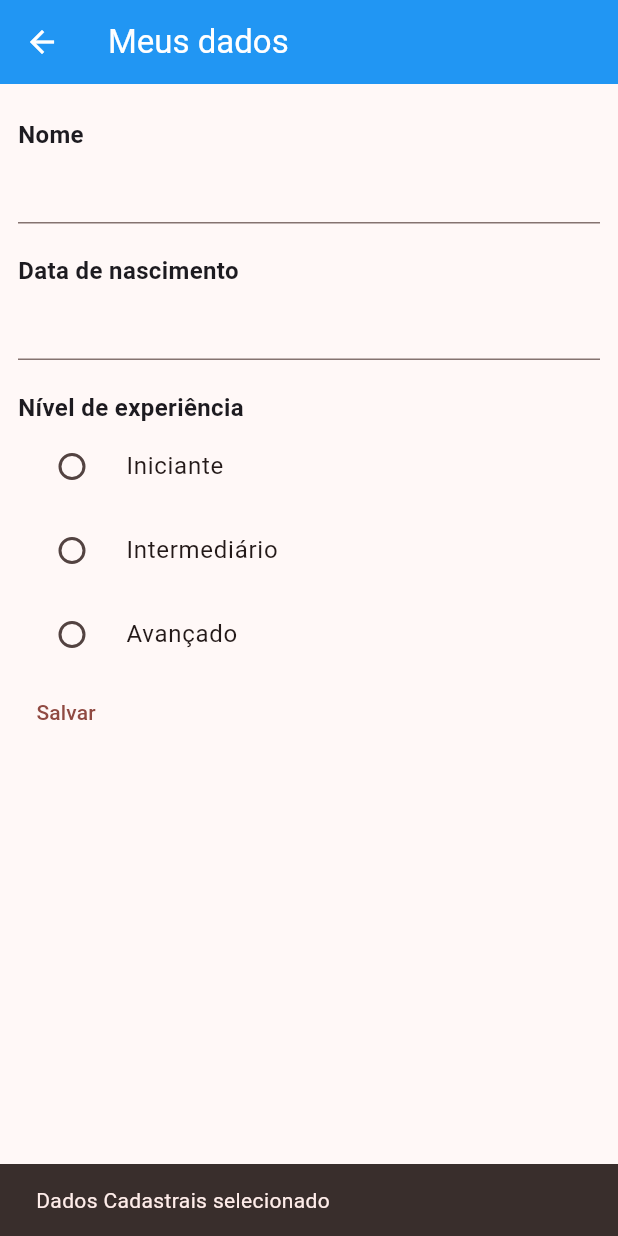
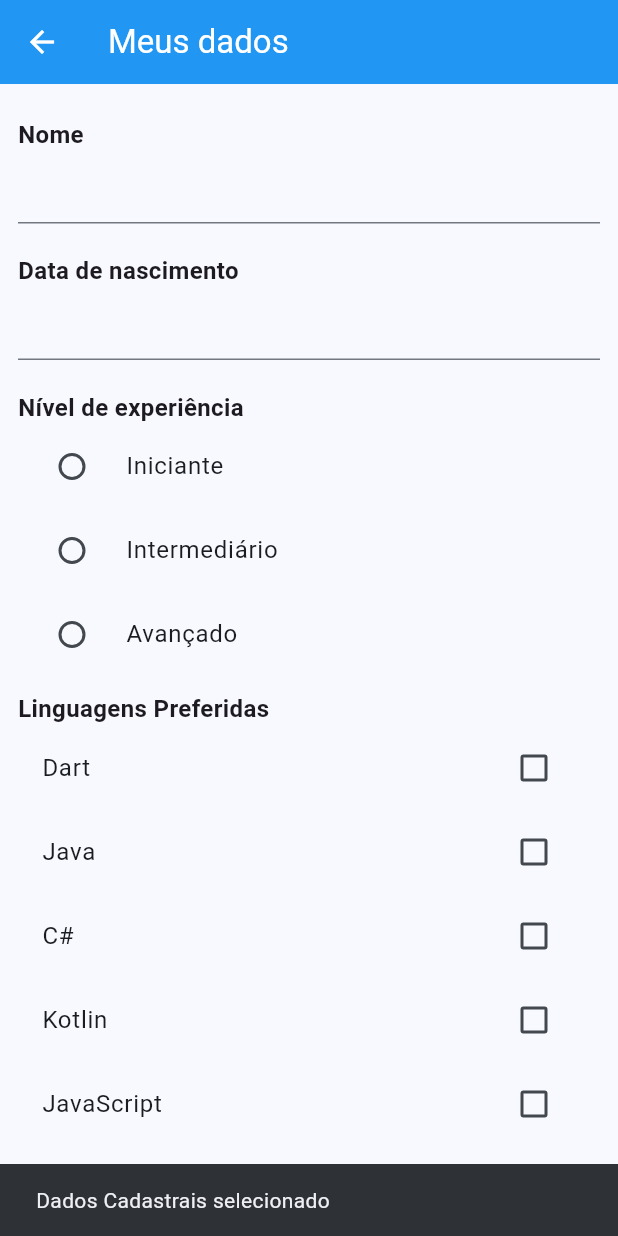
Before and after one commit to gustavopalla/MeuAppFlutterLearning, a Flutter app: the screen it shows after launch, in the side drawer, after a tap on "Dados Cadastrais", on a phone screen of 412 x 824 dp. Run offline on Flutter 3.47's test engine with Material 3 defaults, Android fonts, the phone set to English and light mode, and no system bars; our stand-ins replace google_fonts.

Commit message:
Check box com opções funcional adicionado

```diff
--- a/lib/my_app.dart
+++ b/lib/my_app.dart
@@ -11,7 +11,7 @@ class MyApp extends StatelessWidget {
     return MaterialApp(
       home: const MainPage(),
       theme: ThemeData(
-        colorScheme: ColorScheme.fromSeed(seedColor: Colors.red),
+        colorScheme: ColorScheme.fromSeed(seedColor: Colors.blue),
         textTheme: GoogleFonts.robotoTextTheme(),
         useMaterial3: true,
         appBarTheme: const AppBarTheme(
--- a/lib/pages/dados_cadastrais.dart
+++ b/lib/pages/dados_cadastrais.dart
@@ -1,5 +1,7 @@
+import 'package:appdioteste/repository/linguagens_repository.dart';
 import 'package:appdioteste/repository/nivel_repository.dart';
 import 'package:appdioteste/shared/widgets/text_label.dart';
+import 'package:appdioteste/shared/widgets/text_label_salario.dart';
 import 'package:flutter/material.dart';
 
 class DadosCadastrais extends StatefulWidget {
@@ -15,13 +17,20 @@ class _DadosCadastraisState extends State<DadosCadastrais> {
   DateTime? dataNascimento;
 
   var nivelRepository = NivelRepository();
+  var linguagensRepository = LinguagensRepository();
 
   var niveis = [];
   var nivelSelecionado = "";
 
+  var linguagens = [];
+  var linguagensSelecionadas = [];
+
+  double salarioEscolhido = 0;
+
   @override
   void initState() {
     niveis = nivelRepository.retornaNiveis();
+    linguagens = linguagensRepository.retornaLinguagens();
     super.initState();
   }
 
@@ -33,8 +42,7 @@ class _DadosCadastraisState extends State<DadosCadastrais> {
       ),
       body: Padding(
         padding: const EdgeInsets.symmetric(vertical: 12, horizontal: 12),
-        child: Column(
-          crossAxisAlignment: CrossAxisAlignment.start,
+        child: ListView(
           children: [
             TextLabel(texto: "Nome"),
             TextField(
@@ -70,12 +78,42 @@ class _DadosCadastraisState extends State<DadosCadastrais> {
                 });
               },
               )).toList(),),
+
+            const TextLabel(texto: "Linguagens Preferidas"),
+
+            Column(children: linguagens.map((linguagem) => CheckboxListTile(
+              title: Text(linguagem),
+              value: linguagensSelecionadas.contains(linguagem),
+              onChanged: (bool? value){
+                if(value!){
+                  setState(() {
+                    linguagensSelecionadas.add(linguagem);
+                  });
+                } else{
+                  setState(() {
+                    linguagensSelecionadas.remove(linguagem);
+                  });
+                }
+              })
+              ).toList(),),
+
+            TextLabel(texto: "Pretenção Salarial"),
+            TextLabelSalario(texto: "R\$ ${salarioEscolhido.round().toString()}"),
+            Slider(
+            min: 0,
+            max: 100000,
+            value: salarioEscolhido,
+            onChanged: (double value){
+              setState(() {
+                salarioEscolhido = value;
+              });
+            }),
+
             TextButton(onPressed: (){
              print(nomeController.text);
              print(dataNascimento);
             },
             child: Text("Salvar"))
-
           ],
         ),
       ),
--- /dev/null
+++ b/lib/repository/linguagens_repository.dart
@@ -0,0 +1,7 @@
+class LinguagensRepository {
+
+  List<String> retornaLinguagens() {
+    return ["Dart", "Java","C#", "Kotlin", "JavaScript"];
+  }
+
+}
--- /dev/null
+++ b/lib/shared/widgets/text_label_salario.dart
@@ -0,0 +1,14 @@
+import 'package:flutter/material.dart';
+
+class TextLabelSalario extends StatelessWidget {
+  final String texto;
+  const TextLabelSalario({super.key, required this.texto});
+
+  @override
+  Widget build(BuildContext context) {
+    return Container(
+      margin: EdgeInsets.only(top: 10),
+      child: Text(texto, style: TextStyle(fontSize: 16, fontWeight: FontWeight.w700, color: Colors.green))
+      );
+  }
+}
```
